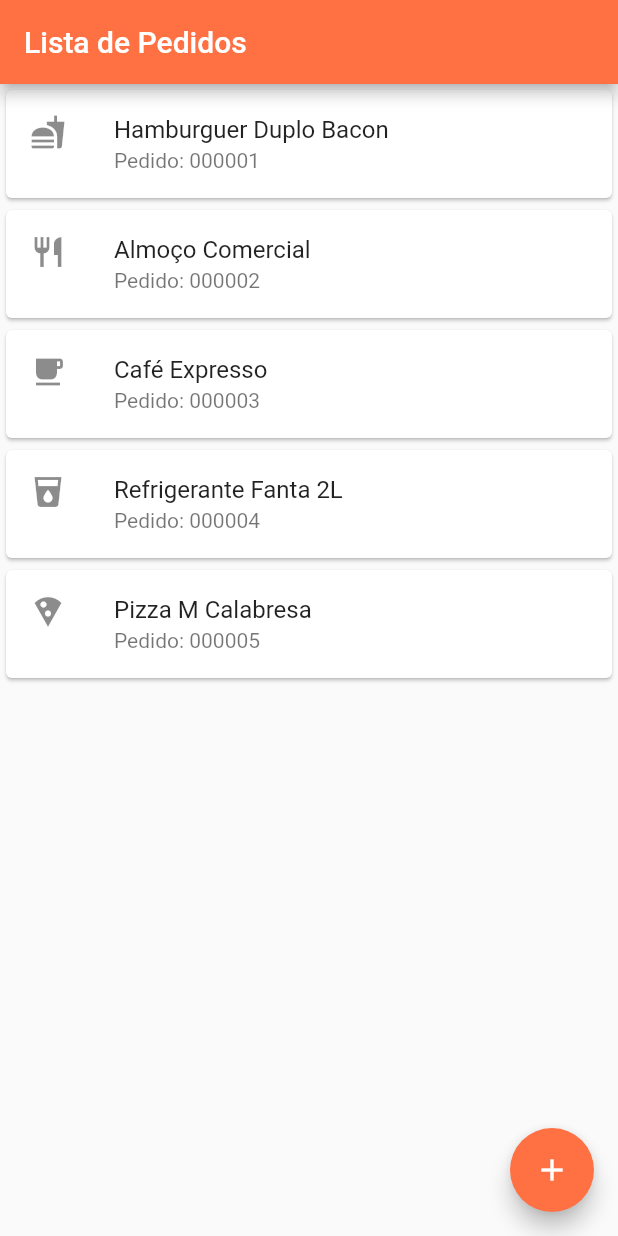
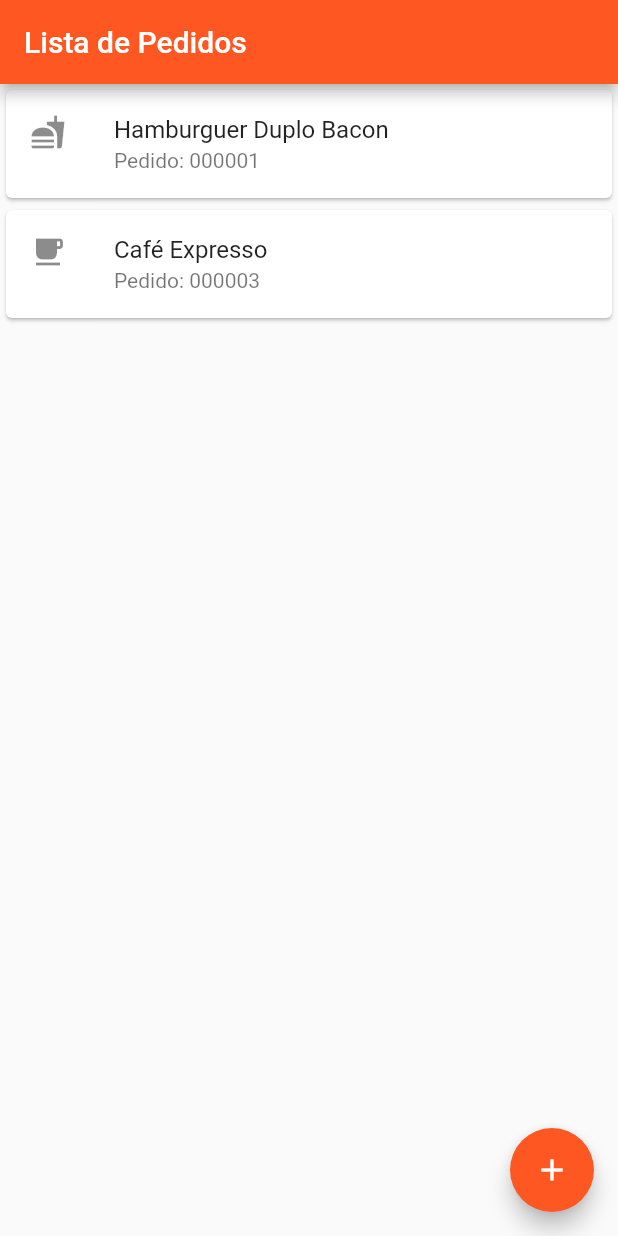
Before and after one commit to felipegm011/Commit-Aula-Flutter, a Flutter app: the screen it shows after launch, on a phone screen of 412 x 824 dp. Run offline on Flutter 3.47's test engine with Material 2 defaults, Android fonts, the phone set to English and light mode, and no system bars.

```diff
--- a/lib/AulaMaterialApp03.dart
+++ b/lib/AulaMaterialApp03.dart
@@ -2,22 +2,34 @@
 import 'package:flutter/cupertino.dart';
 import 'package:flutter/material.dart';
 
+import 'Kudoteste.dart';
 import 'ListaKudos.dart';
 
-class AulaMaterialApp03 extends StatelessWidget{
+class AulaMaterialApp03 extends StatelessWidget {
 
   @override
-  Widget build(BuildContext context){
+  Widget build(BuildContext context) {
     return Scaffold(
-
-    body: ListaKudos(),
+        body: Center(
+        child: MaterialApp(
+          debugShowCheckedModeBanner: false,
+          // rota inicial quando abre
+          initialRoute: 'Listakudos',
+          // esquema de rotas
+          routes: {
+            // rota 'kudos' definidos no arqui Kudos
+            'Listakudos': (context) => ListaKudos(),
+            'Kudoteste': (context) => Kudoteste(),
+          }
+        )
+      ),
 
       appBar: AppBar(
-        backgroundColor: Colors.deepOrange[400],
+          backgroundColor: Colors.deepOrange,
           title: const Text('Lista de Pedidos'),
         ),
         floatingActionButton: FloatingActionButton(
-        backgroundColor: Colors.deepOrange[400],
+          backgroundColor: Colors.deepOrange,
           onPressed: () {  },
           child: Icon(Icons.add),
         ),
--- a/lib/ItemKudo.dart
+++ b/lib/ItemKudo.dart
@@ -7,7 +7,7 @@ final String titulo;
 final String mensagem;
 final IconData icon;
 
-ItemKudo(this.titulo,this.mensagem,this.icon, {Map onPressed});
+ItemKudo(this.titulo,this.mensagem,this.icon);
 
 @override
 
@@ -18,10 +18,16 @@ ItemKudo(this.titulo,this.mensagem,this.icon, {Map onPressed});
         leading: Icon(this.icon),
         title: Text(this.titulo),
         subtitle: Text(this.mensagem),
-        /*
+
+        // testando onTap
         onTap: (){
-          Navigator.pushNamed(context, 'Kudoteste');
-        } ,*/
+          if(titulo == "Café Expresso"){
+            Navigator.pushNamed(context, 'Kudoteste');
+          // testando com propriedades diferentes
+          }else if(mensagem == "Pedido: 000001"){
+            Navigator.pushNamed(context, 'Kudoteste');
+          }
+        } ,
       )
     );
   }
--- a/lib/ListaKudos.dart
+++ b/lib/ListaKudos.dart
@@ -14,11 +14,10 @@ class ListaKudos extends StatelessWidget{
       children: <Widget>[
 
         ItemKudo('Hamburguer Duplo Bacon', 'Pedido: 000001',Icons.fastfood),
-        ItemKudo('Almoço Comercial','Pedido: 000002', Icons.restaurant),
+        //ItemKudo('Almoço Comercial','Pedido: 000002', Icons.restaurant),
         ItemKudo('Café Expresso','Pedido: 000003', Icons.local_cafe),
-        ItemKudo('Refrigerante Fanta 2L','Pedido: 000004', Icons.local_drink),
-        ItemKudo('Pizza M Calabresa','Pedido: 000005', Icons.local_pizza),
-
+        //ItemKudo('Refrigerante Fanta 2L','Pedido: 000004', Icons.local_drink),
+        //ItemKudo('Pizza M Calabresa','Pedido: 000005', Icons.local_pizza),
 
       ],
     );
```
Also changed, not shown: lib/Kudoteste.dart (added, +34 -0 lines), 1 other file. Lines whose indentation alone changed are shown as unchanged.
